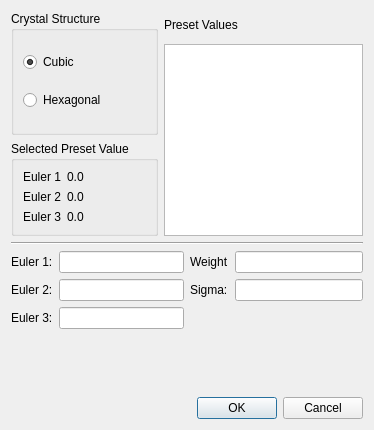
Qt form Source/StatsGenerator/UI_Files/TextureDialog.ui (BlueQuartzSoftware/DREAM3D) before a commit.
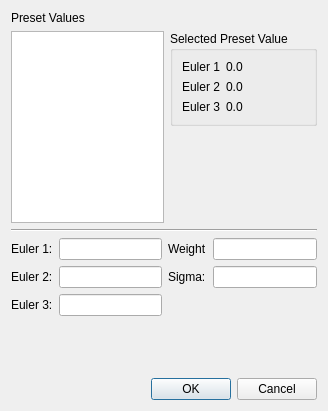
The same form after that commit.

Commit message: Updated ODF table model and item delegate for new columns. Updated StatsGenODFWidget to use those new APIs. Updated TextureDialog to be able to get the euler, weight and sigma values after the dialog has been dismissed. Values are now pulled from the TextureDialog and placed into a new row in the ODF table which is also editable.

What changed in the file:
```diff
--- a/Source/StatsGenerator/UI_Files/TextureDialog.ui
+++ b/Source/StatsGenerator/UI_Files/TextureDialog.ui
@@ -6,8 +6,8 @@
    <rect>
     <x>0</x>
     <y>0</y>
-    <width>374</width>
-    <height>430</height>
+    <width>328</width>
+    <height>411</height>
    </rect>
   </property>
   <property name="windowTitle">
@@ -16,40 +16,20 @@
   <layout class="QVBoxLayout" name="verticalLayout_2">
    <item>
     <layout class="QGridLayout" name="gridLayout_2">
-     <item row="0" column="0" rowspan="3">
-      <widget class="QGroupBox" name="groupBox">
-       <property name="title">
-        <string>Crystal Structure</string>
-       </property>
-       <layout class="QVBoxLayout" name="verticalLayout">
-        <item>
-         <widget class="QRadioButton" name="cubicCrystalStructure">
-          <property name="text">
-           <string>Cubic</string>
-          </property>
-          <property name="checked">
-           <bool>true</bool>
-          </property>
-         </widget>
-        </item>
-        <item>
-         <widget class="QRadioButton" name="hexCrystalStructure">
-          <property name="text">
-           <string>Hexagonal</string>
-          </property>
-         </widget>
-        </item>
-       </layout>
-      </widget>
-     </item>
      <item row="0" column="1">
       <widget class="QLabel" name="label">
        <property name="text">
         <string>Preset Values</string>
        </property>
+       <property name="alignment">
+        <set>Qt::AlignLeading|Qt::AlignLeft|Qt::AlignVCenter</set>
+       </property>
       </widget>
      </item>
-     <item row="3" column="0">
+     <item row="1" column="1" rowspan="2">
+      <widget class="QListWidget" name="presetListWidget"/>
+     </item>
+     <item row="1" column="2">
       <widget class="QGroupBox" name="groupBox_2">
        <property name="title">
         <string>Selected Preset Value</string>
@@ -100,9 +80,6 @@
        </layout>
       </widget>
      </item>
-     <item row="1" column="1" rowspan="3">
-      <widget class="QListWidget" name="presetListWidget"/>
-     </item>
     </layout>
    </item>
    <item>
```
The commit also changes 11 other files.
